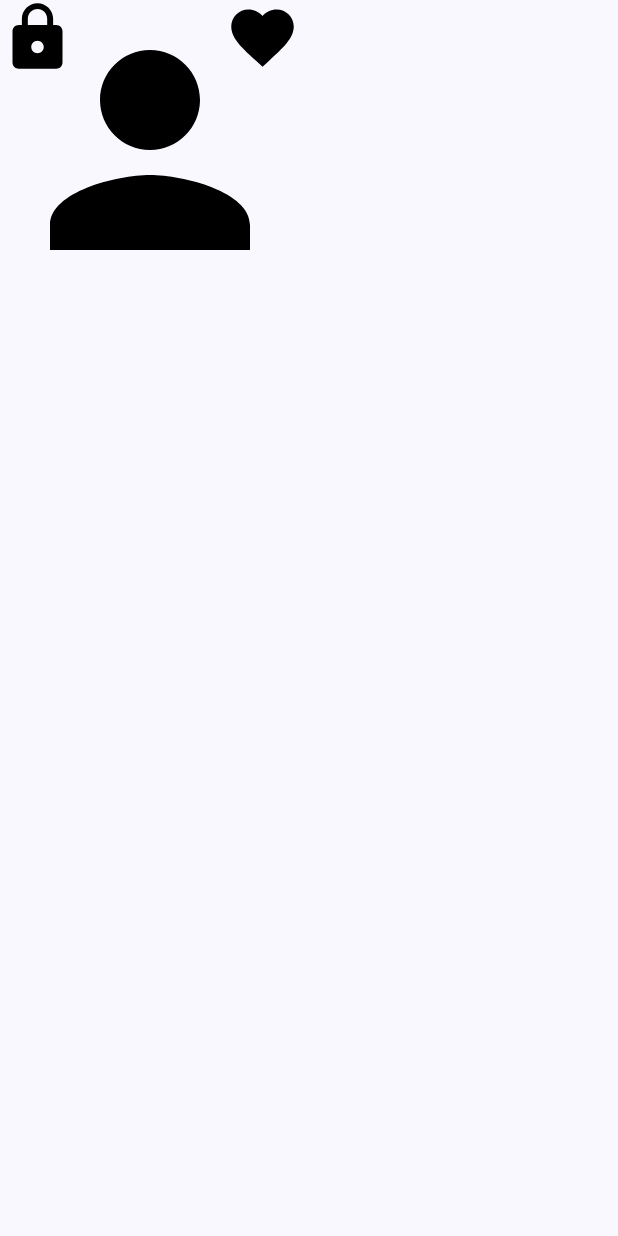
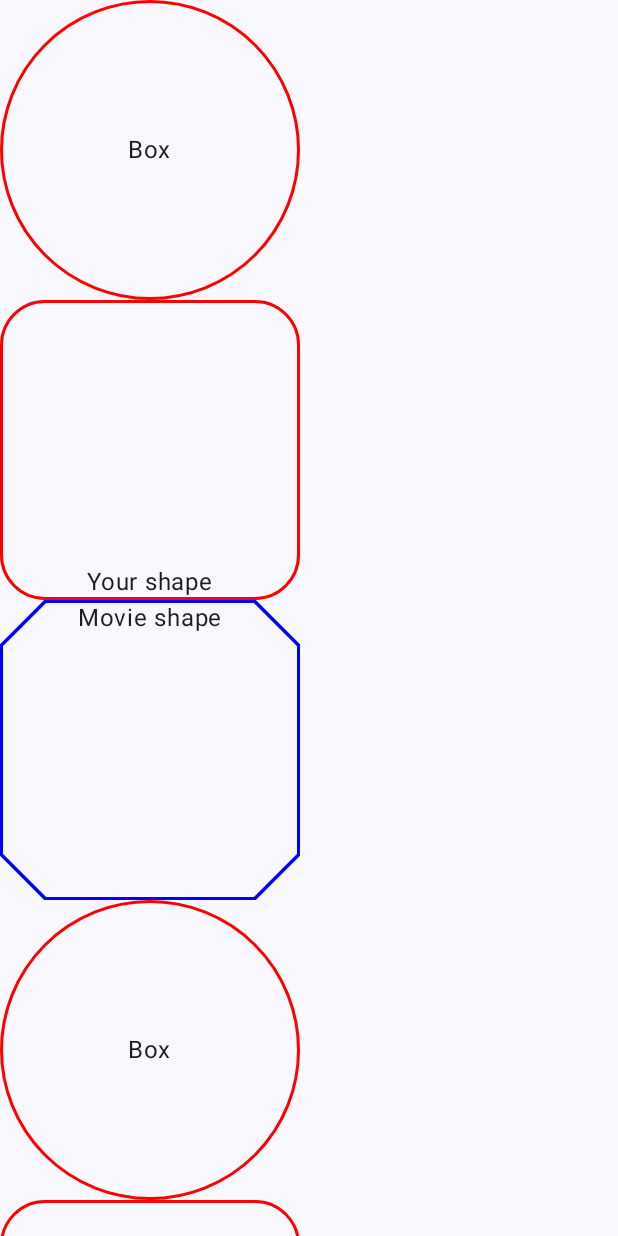
Before and after one commit to WilliamTYYA/android-miu, an Android app built with Jetpack Compose: the screen it shows after launch (MainActivity), on a phone screen of 412 x 824 dp. Run offline under Robolectric (Android 15) with nearby library versions, the phone set to English and light mode, and no system bars.

Commit message:
complete BoxShapeScreen

```diff
--- /dev/null
+++ b/app/src/main/java/com/example/myapp/BoxShapeScreen.kt
@@ -0,0 +1,104 @@
+package com.example.myapp
+
+import androidx.compose.foundation.border
+import androidx.compose.foundation.layout.Box
+import androidx.compose.foundation.layout.Column
+import androidx.compose.foundation.layout.padding
+import androidx.compose.foundation.layout.size
+import androidx.compose.foundation.rememberScrollState
+import androidx.compose.foundation.shape.CircleShape
+import androidx.compose.foundation.shape.CutCornerShape
+import androidx.compose.foundation.shape.RoundedCornerShape
+import androidx.compose.foundation.verticalScroll
+import androidx.compose.material3.Scaffold
+import androidx.compose.material3.Text
+import androidx.compose.runtime.Composable
+import androidx.compose.ui.Alignment
+import androidx.compose.ui.Modifier
+import androidx.compose.ui.graphics.Color
+import androidx.compose.ui.tooling.preview.Preview
+import androidx.compose.ui.unit.dp
+
+@Composable
+fun BoxShapeScreen(modifier: Modifier = Modifier) {
+    Scaffold { innerPadding ->
+        Column(
+            modifier = modifier
+                .padding(innerPadding)
+                .verticalScroll(rememberScrollState())
+        ) {
+            Box(
+                modifier = Modifier
+                    .border(
+                        width = 2.dp,
+                        color = Color.Red,
+                        shape = CircleShape
+                    )
+                    .size(200.dp),
+                Alignment.Center
+            ) {
+                Text(text = "Box")
+            }
+
+            Box(
+                modifier = Modifier
+                    .border(
+                        width = 2.dp,
+                        color = Color.Red,
+                        shape = RoundedCornerShape(30.dp)
+                    )
+                    .size(200.dp),
+                Alignment.BottomCenter
+            ) {
+                Text(text = "Your shape")
+            }
+
+            Box(
+                modifier = Modifier
+                    .border(
+                        width = 2.dp,
+                        color = Color.Blue,
+                        shape = CutCornerShape(30.dp)
+                    )
+                    .size(200.dp),
+                Alignment.TopCenter
+            ) {
+                Text(text = "Movie shape")
+            }
+
+            Box(
+                modifier = Modifier
+                    .border(
+                        width = 2.dp,
+                        color = Color.Red,
+                        shape = CircleShape
+                    )
+                    .size(200.dp),
+                Alignment.Center
+            ) {
+                Text(text = "Box")
+            }
+
+            Box(
+                modifier = Modifier
+                    .border(
+                        width = 2.dp,
+                        color = Color.Red,
+                        shape = RoundedCornerShape(30.dp)
+                    )
+                    .size(200.dp),
+                Alignment.BottomCenter
+            ) {
+                Text(text = "Your shape")
+            }
+        }
+    }
+}
+
+@Preview(
+    showSystemUi = true
+)
+@Composable
+private fun BoxShapeScreenPreview() {
+    BoxShapeScreen()
+}
--- a/app/src/main/java/com/example/myapp/MainActivity.kt
+++ b/app/src/main/java/com/example/myapp/MainActivity.kt
@@ -26,7 +26,7 @@ class MainActivity : ComponentActivity() {
         enableEdgeToEdge()
         setContent {
             MyAppTheme {
-                BoxScreen()
+                BoxShapeScreen()
             }
         }
     }
--- /dev/null
+++ b/app/src/main/java/com/example/myapp/RegistrationScreen.kt
@@ -0,0 +1 @@
+package com.example.myapp
--- a/app/src/main/java/com/example/myapp/TextStyleScreen.kt
+++ b/app/src/main/java/com/example/myapp/TextStyleScreen.kt
@@ -8,6 +8,7 @@ import androidx.compose.material3.Text
 import androidx.compose.runtime.Composable
 import androidx.compose.ui.Modifier
 import androidx.compose.ui.geometry.Offset
+import androidx.compose.ui.graphics.Brush
 import androidx.compose.ui.graphics.Color
 import androidx.compose.ui.graphics.Shadow
 import androidx.compose.ui.text.TextStyle
@@ -26,7 +27,7 @@ fun TextStyleScreen(modifier: Modifier = Modifier) {
                 .fillMaxWidth()
         ) {
             Text(
-                text = "Welcome!",
+                text = "Welcome to Maharishi Internation University!",
                 color = Color.Red,
                 textDecoration = TextDecoration.Underline,
                 modifier = Modifier.fillMaxWidth(),
@@ -42,6 +43,14 @@ fun TextStyleScreen(modifier: Modifier = Modifier) {
                             x = 5f,
                             y = 5f
                         )
+                    ),
+                    brush = Brush.linearGradient(
+                        colors = listOf(
+                            Color.Red,
+                            Color.Blue,
+                            Color.Green,
+                            Color.Red
+                        )
                     )
                 )
             )
@@ -52,7 +61,6 @@ fun TextStyleScreen(modifier: Modifier = Modifier) {
 @Preview(
     showSystemUi = true
 )
-@Preview
 @Composable
 private fun TextStyleScreenPreview() {
     TextStyleScreen()
```
